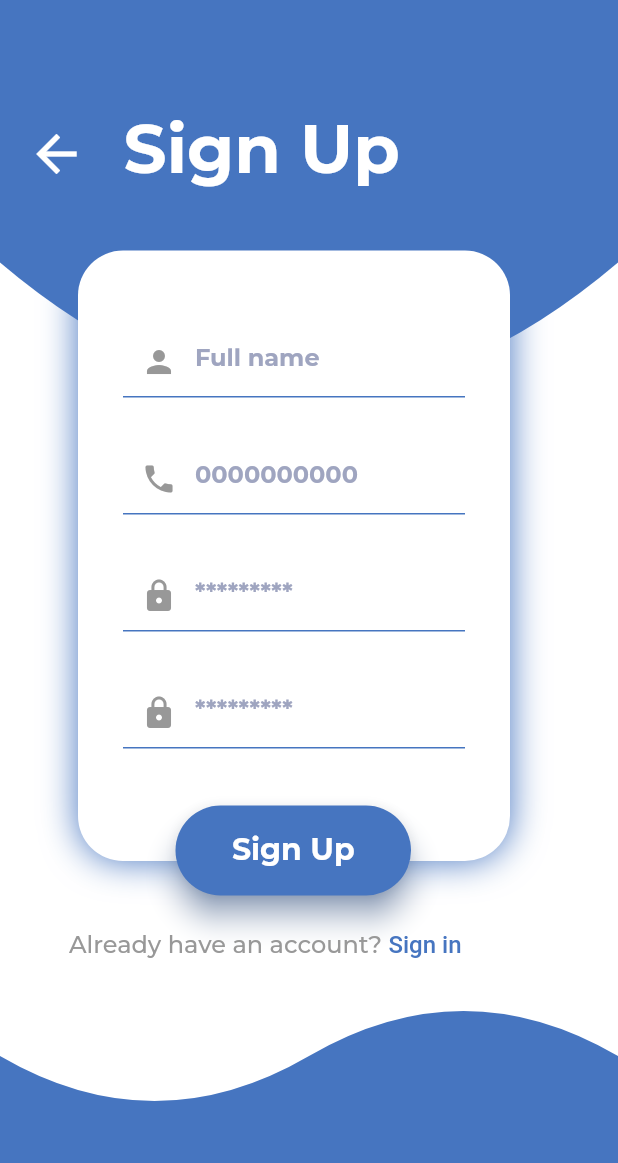
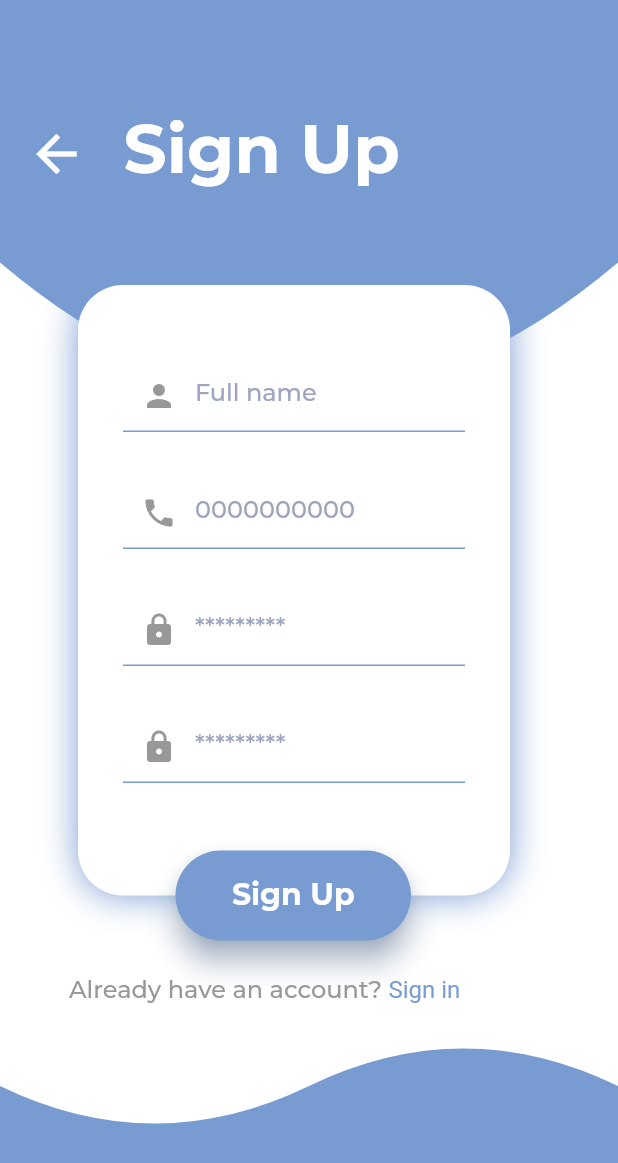
Before and after one commit to minaiscoding/Project-7, a Flutter app: the screen it shows after launch, after a tap on an icon or button, on a phone screen of 412 x 824 dp. Shown: the top 1163 px of the screen. Run offline on Flutter 3.47's test engine with Material 2 defaults, Android fonts, the phone set to English and light mode, and no system bars; our stand-ins replace drop_shadow_image, hexcolor, wave.

Commit message:
changed colors,size and position

```diff
--- a/flutter_application_1/lib/SignIn.dart
+++ b/flutter_application_1/lib/SignIn.dart
@@ -18,7 +18,7 @@ class _LoginPageState extends State<LoginPage> {
   @override
   Widget build(BuildContext context) {
     return Scaffold(
-      backgroundColor: Colors.white, //Color(0xFF4675C0),
+      backgroundColor: Colors.white, //Color(0xFF789CD2),
       body: Stack(
         children: [
           Container(
@@ -31,7 +31,7 @@ class _LoginPageState extends State<LoginPage> {
             child: ClipPath(
               clipper: MyClipper(),
               child: Container(
-                color: Color(0xFF4675C0),
+                color: Color(0xFF789CD2),
               ),
             ),
           ),
@@ -69,7 +69,7 @@ class _LoginPageState extends State<LoginPage> {
           ),
           Positioned(
             left: 52,
-            top: 167,
+            bottom: 320,
             child: Container(
               width: 288,
               height: 288,
@@ -78,7 +78,7 @@ class _LoginPageState extends State<LoginPage> {
                 borderRadius: BorderRadius.circular(30),
                 boxShadow: [
                   BoxShadow(
-                    color: Color(0xFF4675C0),
+                    color: Color(0xFF789CD2),
                     blurRadius: 20,
                     spreadRadius: 0,
                     offset: Offset(0, 0),
@@ -102,17 +102,17 @@ class _LoginPageState extends State<LoginPage> {
                         hintStyle: TextStyle(
                           fontFamily: 'Montserrat',
                           fontStyle: FontStyle.normal,
-                          fontWeight: FontWeight.w600,
+                          fontWeight: FontWeight.w400,
                           fontSize: 16,
                           color: Color(0xFF9FA5C0),
                         ),
                         enabledBorder: UnderlineInputBorder(
                           borderSide:
-                              BorderSide(color: Color(0xFF4675C0), width: 1),
+                              BorderSide(color: Color(0xFF789CD2), width: 1),
                         ),
                         focusedBorder: UnderlineInputBorder(
                           borderSide:
-                              BorderSide(color: Color(0xFF4675C0), width: 1),
+                              BorderSide(color: Color(0xFF789CD2), width: 1),
                         ),
                         prefixIcon: Icon(Icons.phone, color: Color(0xFF989898)),
                       ),
@@ -126,17 +126,17 @@ class _LoginPageState extends State<LoginPage> {
                         hintStyle: TextStyle(
                           fontFamily: 'Montserrat',
                           fontStyle: FontStyle.normal,
-                          fontWeight: FontWeight.w600,
+                          fontWeight: FontWeight.w400,
                           fontSize: 16,
                           color: Color(0xFF9FA5C0),
                         ),
                         enabledBorder: UnderlineInputBorder(
                           borderSide:
-                              BorderSide(color: Color(0xFF4675C0), width: 1),
+                              BorderSide(color: Color(0xFF789CD2), width: 1),
                         ),
                         focusedBorder: UnderlineInputBorder(
                           borderSide:
-                              BorderSide(color: Color(0xFF4675C0), width: 1),
+                              BorderSide(color: Color(0xFF789CD2), width: 1),
                         ),
                         prefixIcon: Icon(Icons.lock, color: Color(0xFF989898)),
                       ),
@@ -151,7 +151,7 @@ class _LoginPageState extends State<LoginPage> {
             width: 157,
             height: 60,
             left: 117,
-            top: 417,
+            top: 470,
             child: ElevatedButton(
               onPressed: () {},
               child: Container(
@@ -171,12 +171,12 @@ class _LoginPageState extends State<LoginPage> {
                 ),
               ),
               style: ElevatedButton.styleFrom(
-                primary: Color(0xFF4675C0),
+                primary: Color(0xFF789CD2),
                 elevation: 8,
                 shape: RoundedRectangleBorder(
                   borderRadius: BorderRadius.circular(30),
                 ),
-                shadowColor: Color(0xFF4675C0),
+                shadowColor: Color(0xFF789CD2),
               ),
             ),
           ),
@@ -205,7 +205,7 @@ class _LoginPageState extends State<LoginPage> {
                   style: TextStyle(
                     fontFamily: 'Montserrat',
                     fontStyle: FontStyle.normal,
-                    fontWeight: FontWeight.w600,
+                    fontWeight: FontWeight.w400,
                     fontSize: 16,
                     height: 1.2,
                     color: Color(0xFF989898),
@@ -214,7 +214,7 @@ class _LoginPageState extends State<LoginPage> {
                     TextSpan(
                       text: 'Sign up',
                       style: TextStyle(
-                        color: Color(0xff4675C0),
+                        color: Color(0xff789CD2),
                       ),
                     ),
                   ],
@@ -252,7 +252,7 @@ class WavePainter extends CustomPainter {
   @override
   void paint(Canvas canvas, Size size) {
     final paint = Paint()
-      ..color = Color(0xFF4675C0)
+      ..color = Color(0xFF789CD2)
       ..style = PaintingStyle.fill;
     final path = Path()
       ..moveTo(0, size.height * 0.6)
--- a/flutter_application_1/lib/SignUp.dart
+++ b/flutter_application_1/lib/SignUp.dart
@@ -18,7 +18,7 @@ class _SignUpPageState extends State<SignUpPage> {
   @override
   Widget build(BuildContext context) {
     return Scaffold(
-      backgroundColor: Colors.white, //Color(0xFF4675C0),
+      backgroundColor: Colors.white, //Color(0xFF789CD2),
       body: Stack(
         children: [
           Container(
@@ -31,7 +31,7 @@ class _SignUpPageState extends State<SignUpPage> {
             child: ClipPath(
               clipper: MyClipper(),
               child: Container(
-                color: Color(0xFF4675C0),
+                color: Color(0xFF789CD2),
               ),
             ),
           ),
@@ -69,7 +69,7 @@ class _SignUpPageState extends State<SignUpPage> {
           ),
           Positioned(
             left: 52,
-            top: 167,
+            top: 190,
             child: Container(
               width: 288,
               height: 407,
@@ -78,7 +78,7 @@ class _SignUpPageState extends State<SignUpPage> {
                 borderRadius: BorderRadius.circular(30),
                 boxShadow: [
                   BoxShadow(
-                    color: Color(0xFF4675C0),
+                    color: Color(0xFF789CD2),
                     blurRadius: 20,
                     spreadRadius: 0,
                     offset: Offset(0, 0),
@@ -101,24 +101,21 @@ class _SignUpPageState extends State<SignUpPage> {
                         hintStyle: TextStyle(
                           fontFamily: 'Montserrat',
                           fontStyle: FontStyle.normal,
-                          fontWeight: FontWeight.w600,
+                          fontWeight: FontWeight.w400,
                           fontSize: 16,
                           color: Color(0xFF9FA5C0),
                         ),
                         enabledBorder: UnderlineInputBorder(
                           borderSide:
-                              BorderSide(color: Color(0xFF4675C0), width: 1),
+                              BorderSide(color: Color(0xFF789CD2), width: 1),
                         ),
                         focusedBorder: UnderlineInputBorder(
-                          borderSide: BorderSide(
-                              color: Color.fromARGB(255, 77, 129, 211),
-                              width: 2),
+                          borderSide:
+                              BorderSide(color: Color(0xFF789CD2), width: 2),
                         ),
                         prefixIcon:
                             Icon(Icons.person, color: Color(0xFF989898)),
-                        // Set the color of the text entered in the TextField
-                        // to blue (you can replace blue with any color of your choice)
-                        labelStyle: TextStyle(color: Color(0xFF4675C0)),
+                        labelStyle: TextStyle(color: Color(0xFF789CD2)),
                       ),
                     ),
                     SizedBox(
@@ -132,17 +129,17 @@ class _SignUpPageState extends State<SignUpPage> {
                         hintStyle: TextStyle(
                           fontFamily: 'Montserrat',
                           fontStyle: FontStyle.normal,
-                          fontWeight: FontWeight.w600,
+                          fontWeight: FontWeight.w400,
                           fontSize: 16,
                           color: Color(0xFF9FA5C0),
                         ),
                         enabledBorder: UnderlineInputBorder(
                           borderSide:
-                              BorderSide(color: Color(0xFF4675C0), width: 1),
+                              BorderSide(color: Color(0xFF789CD2), width: 1),
                         ),
                         focusedBorder: UnderlineInputBorder(
                           borderSide:
-                              BorderSide(color: Color(0xFF4675C0), width: 1),
+                              BorderSide(color: Color(0xFF789CD2), width: 1),
                         ),
                         prefixIcon: Icon(Icons.phone, color: Color(0xFF989898)),
                       ),
@@ -156,17 +153,17 @@ class _SignUpPageState extends State<SignUpPage> {
                         hintStyle: TextStyle(
                           fontFamily: 'Montserrat',
                           fontStyle: FontStyle.normal,
-                          fontWeight: FontWeight.w600,
+                          fontWeight: FontWeight.w400,
                           fontSize: 16,
                           color: Color(0xFF9FA5C0),
                         ),
                         enabledBorder: UnderlineInputBorder(
                           borderSide:
-                              BorderSide(color: Color(0xFF4675C0), width: 1),
+                              BorderSide(color: Color(0xFF789CD2), width: 1),
                         ),
                         focusedBorder: UnderlineInputBorder(
                           borderSide:
-                              BorderSide(color: Color(0xFF4675C0), width: 1),
+                              BorderSide(color: Color(0xFF789CD2), width: 1),
                         ),
                         prefixIcon: Icon(Icons.lock, color: Color(0xFF989898)),
                       ),
@@ -179,17 +176,17 @@ class _SignUpPageState extends State<SignUpPage> {
                         hintStyle: TextStyle(
                           fontFamily: 'Montserrat',
                           fontStyle: FontStyle.normal,
-                          fontWeight: FontWeight.w600,
+                          fontWeight: FontWeight.w400,
                           fontSize: 16,
                           color: Color(0xFF9FA5C0),
                         ),
                         enabledBorder: UnderlineInputBorder(
                           borderSide:
-                              BorderSide(color: Color(0xFF4675C0), width: 1),
+                              BorderSide(color: Color(0xFF789CD2), width: 1),
                         ),
                         focusedBorder: UnderlineInputBorder(
                           borderSide:
-                              BorderSide(color: Color(0xFF4675C0), width: 1),
+                              BorderSide(color: Color(0xFF789CD2), width: 1),
                         ),
                         prefixIcon: Icon(Icons.lock, color: Color(0xFF989898)),
                       ),
@@ -203,7 +200,7 @@ class _SignUpPageState extends State<SignUpPage> {
             width: 157,
             height: 60,
             left: 117,
-            top: 537,
+            top: 567,
             child: ElevatedButton(
               onPressed: () {},
               child: Container(
@@ -223,26 +220,26 @@ class _SignUpPageState extends State<SignUpPage> {
                 ),
               ),
               style: ElevatedButton.styleFrom(
-                primary: Color(0xFF4675C0),
+                primary: Color(0xFF789CD2),
                 elevation: 8,
                 shape: RoundedRectangleBorder(
                   borderRadius: BorderRadius.circular(30),
                 ),
-                shadowColor: Color(0xFF4675C0),
+                shadowColor: Color(0xFF789CD2),
               ),
             ),
           ),
           Positioned(
-            top: MediaQuery.of(context).size.height - 300,
+            top: MediaQuery.of(context).size.height - 250,
             left: 0,
             right: 0,
             child: CustomPaint(
-              size: Size(MediaQuery.of(context).size.width, 300),
+              size: Size(MediaQuery.of(context).size.width, 250),
               painter: WavePainter(),
             ),
           ),
           Positioned(
-            top: 620,
+            top: 650,
             left: 46,
             child: GestureDetector(
               onTap: () {
@@ -257,7 +254,7 @@ class _SignUpPageState extends State<SignUpPage> {
                   style: TextStyle(
                     fontFamily: 'Montserrat',
                     fontStyle: FontStyle.normal,
-                    fontWeight: FontWeight.w500,
+                    fontWeight: FontWeight.w400,
                     fontSize: 16,
                     height: 1.2,
                     color: Color(0xFF989898),
@@ -266,7 +263,7 @@ class _SignUpPageState extends State<SignUpPage> {
                     TextSpan(
                       text: 'Sign in',
                       style: TextStyle(
-                        color: Color(0xff4675C0),
+                        color: Color(0xff789CD2),
                       ),
                     ),
                   ],
@@ -304,7 +301,7 @@ class WavePainter extends CustomPainter {
   @override
   void paint(Canvas canvas, Size size) {
     final paint = Paint()
-      ..color = Color(0xFF4675C0)
+      ..color = Color(0xFF789CD2)
       ..style = PaintingStyle.fill;
     final path = Path()
       ..moveTo(0, size.height * 0.6)
```
